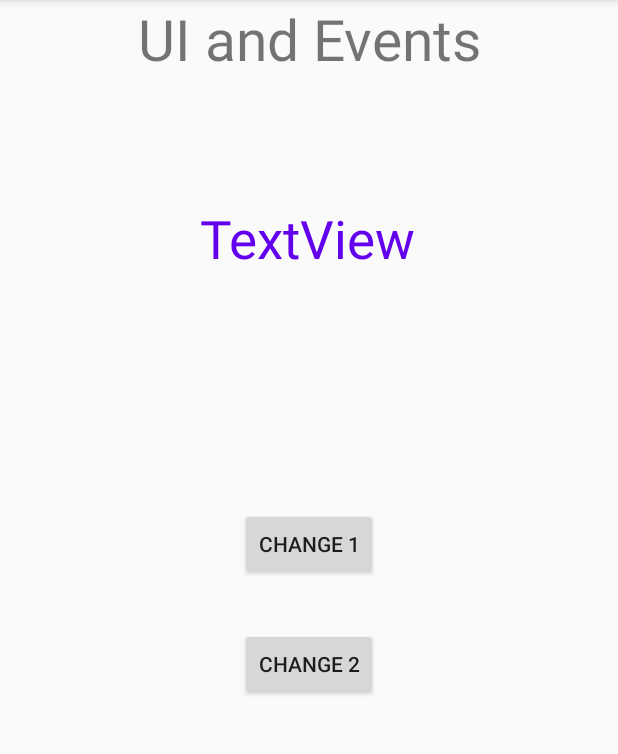
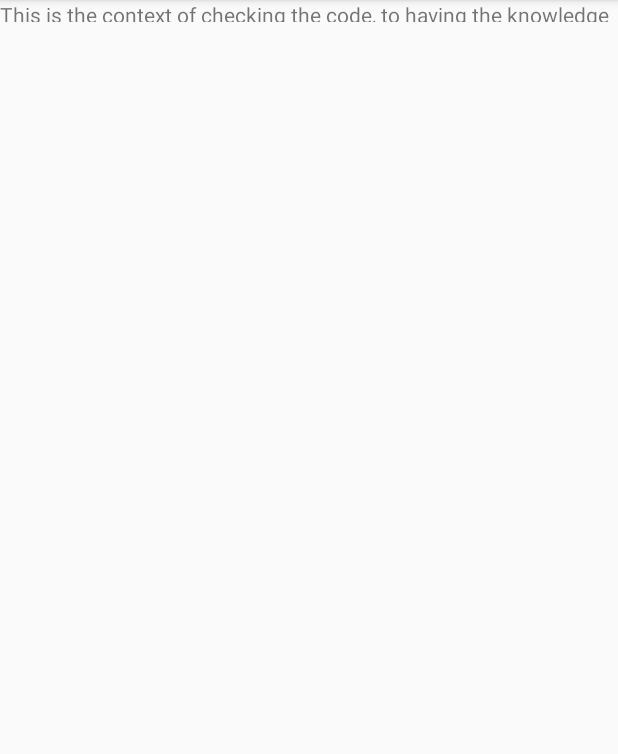
Before and after one commit to vikaschauhan1995/GoogleDev, an Android app: the screen it shows after launch (MainActivity), on a phone screen of 412 x 824 dp, the part 84-838 px from its top. Run offline under Robolectric (Android 15) with nearby library versions, the phone set to English and light mode, and no system bars.

Commit message:
Create textview in java code

```diff
--- a/app/src/main/java/com/example/googledev/MainActivity.java
+++ b/app/src/main/java/com/example/googledev/MainActivity.java
@@ -1,29 +1,31 @@
 package com.example.googledev;
+
+import android.os.Bundle;
+import android.util.Log;
+import android.widget.LinearLayout;
+import android.widget.TextView;
 
 import androidx.appcompat.app.AppCompatActivity;
 
-import android.os.Bundle;
-import android.view.View;
-import android.widget.Button;
-import android.widget.TextView;
+//import Linear.LayoutParams;
 
-public class MainActivity extends AppCompatActivity implements View.OnClickListener {
-    TextView t1;
-    Button b1;
+public class MainActivity extends AppCompatActivity{
+
     @Override
     protected void onCreate(Bundle savedInstanceState) {
         super.onCreate(savedInstanceState);
-        setContentView(R.layout.activity_main);
-        t1 = (TextView)findViewById(R.id.t1);
-        b1 = (Button)findViewById(R.id.b1);
-        b1.setOnClickListener(this);
-    }
+        //setContentView(R.layout.activity_main);
+        LinearLayout linearLayout = new LinearLayout(this);
+        linearLayout.setOrientation(LinearLayout.VERTICAL);
 
-    @Override
-    public void onClick(View view) {
-        t1.setText("You Clicked Button1 ....!!");
-    }
-    public void doSomething(View view){
-        t1.setText("Your Clicked Button2 ....!!");
+        TextView myTextview =  new TextView(this);
+        myTextview.setWidth(LinearLayout.LayoutParams.MATCH_PARENT);
+        myTextview.setHeight(LinearLayout.LayoutParams.WRAP_CONTENT);
+        myTextview.setMinLines(3);
+        myTextview.setText(R.string.my_story);
+
+        linearLayout.addView(myTextview);
+        setContentView(linearLayout);
+
     }
 }
--- a/app/src/main/res/layout/activity_main.xml
+++ b/app/src/main/res/layout/activity_main.xml
@@ -14,40 +14,6 @@
         android:textSize="38sp"
         app:layout_constraintEnd_toEndOf="parent"
         app:layout_constraintStart_toStartOf="parent"
-        app:layout_constraintTop_toTopOf="parent" />
-
-    <TextView
-        android:id="@+id/textView2"
-        android:layout_width="wrap_content"
-        android:layout_height="wrap_content"
-        android:layout_marginTop="84dp"
-        android:text="TextView"
-        android:textColor="@color/colorPrimary"
-        android:textSize="35sp"
-        app:layout_constraintEnd_toEndOf="parent"
-        app:layout_constraintHorizontal_bias="0.498"
-        app:layout_constraintStart_toStartOf="parent"
-        app:layout_constraintTop_toBottomOf="@+id/t1" />
-
-    <Button
-        android:id="@+id/b1"
-        android:layout_width="wrap_content"
-        android:layout_height="wrap_content"
-        android:layout_marginTop="156dp"
-        android:text="Change 1"
-        app:layout_constraintEnd_toEndOf="parent"
-        app:layout_constraintStart_toStartOf="parent"
-        app:layout_constraintTop_toBottomOf="@+id/textView2" />
-
-    <Button
-        android:id="@+id/b2"
-        android:layout_width="wrap_content"
-        android:layout_height="wrap_content"
-        android:layout_marginTop="32dp"
-        android:text="Change 2"
-        android:onClick="doSomething"
-        app:layout_constraintEnd_toEndOf="parent"
-        app:layout_constraintHorizontal_bias="0.501"
-        app:layout_constraintStart_toStartOf="parent"
-        app:layout_constraintTop_toBottomOf="@+id/b1" />
+        app:layout_constraintTop_toTopOf="parent"
+        android:autoLink="web" />
 </androidx.constraintlayout.widget.ConstraintLayout>
--- a/app/src/main/res/values/strings.xml
+++ b/app/src/main/res/values/strings.xml
@@ -1,3 +1,10 @@
 <resources>
     <string name="app_name">GoogleDev</string>
+    <string name="my_story">
+        This is the context of checking the code, to having the knowledge of
+        generating the text view with the help of java code
+    </string>
+    <string name="another_story">
+        This is an another story.
+    </string>
 </resources>
```
